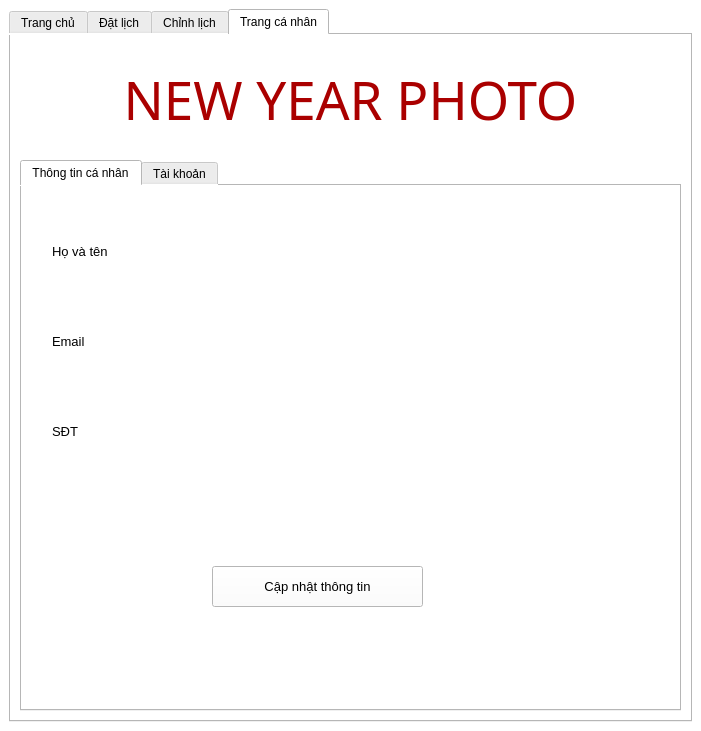
huongntdk25411-dev/-N-KTLT, file ui/MainWindow.ui: the form before one commit.
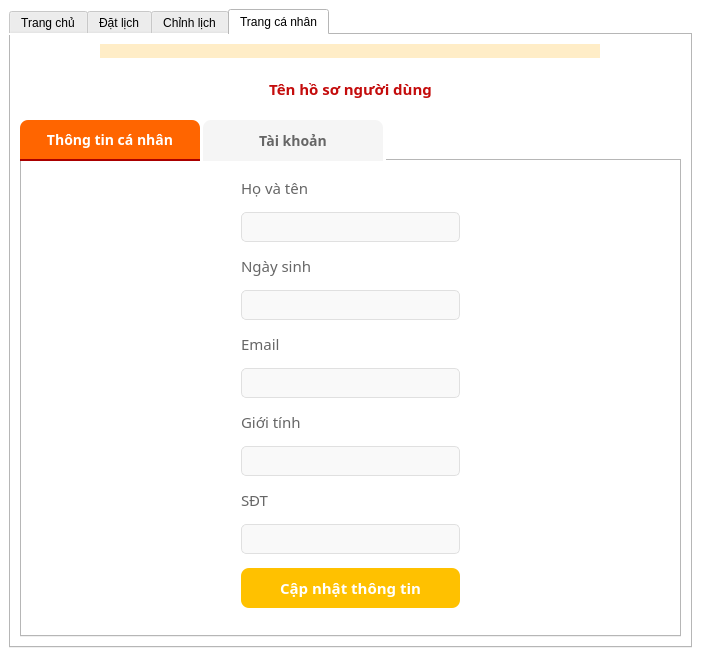
The form after the commit. Icons and pictures are not drawn.

```diff
--- a/ui/MainWindow.ui
+++ b/ui/MainWindow.ui
@@ -7,7 +7,7 @@
     <x>0</x>
     <y>0</y>
     <width>701</width>
-    <height>731</height>
+    <height>657</height>
    </rect>
   </property>
   <property name="minimumSize">
@@ -1022,20 +1022,63 @@
        <attribute name="title">
         <string>Trang cá nhân</string>
        </attribute>
-       <layout class="QVBoxLayout" name="verticalLayout_6" stretch="1,5">
+       <layout class="QVBoxLayout" name="verticalLayout_6">
         <item>
-         <widget class="QLabel" name="label">
+         <layout class="QHBoxLayout" name="horizontalLayout_7">
+          <item>
+           <widget class="QLabel" name="label">
+            <property name="maximumSize">
+             <size>
+              <width>500</width>
+              <height>100</height>
+             </size>
+            </property>
+            <property name="styleSheet">
+             <string notr="true">background-color: rgb(255, 237, 199);</string>
+            </property>
+            <property name="text">
+             <string/>
+            </property>
+            <property name="pixmap">
+             <pixmap>../images/user_account2.png</pixmap>
+            </property>
+            <property name="scaledContents">
+             <bool>true</bool>
+            </property>
+            <property name="alignment">
+             <set>Qt::AlignCenter</set>
+            </property>
+           </widget>
+          </item>
+         </layout>
+        </item>
+        <item>
+         <widget class="QLabel" name="labelUserName">
+          <property name="minimumSize">
+           <size>
+            <width>0</width>
+            <height>50</height>
+           </size>
+          </property>
+          <property name="maximumSize">
+           <size>
+            <width>16777215</width>
+            <height>50</height>
+           </size>
+          </property>
           <property name="font">
            <font>
-            <family>Bahnschrift</family>
-            <pointsize>40</pointsize>
+            <family>UTM Avo</family>
+            <pointsize>-1</pointsize>
+            <weight>75</weight>
+            <bold>true</bold>
            </font>
           </property>
           <property name="styleSheet">
-           <string notr="true">color: #aa0000;</string>
+           <string notr="true">color: #c40c0c; font-size: 15px;font-weight: bold; font-family: &quot;UTM Avo&quot;;</string>
           </property>
           <property name="text">
-           <string>NEW YEAR PHOTO</string>
+           <string>Tên hồ sơ người dùng</string>
           </property>
           <property name="alignment">
            <set>Qt::AlignCenter</set>
@@ -1044,9 +1087,35 @@
         </item>
         <item>
          <widget class="QTabWidget" name="tabAccount_2">
+          <property name="font">
+           <font>
+            <family>UTM Avo</family>
+            <pointsize>12</pointsize>
+            <weight>50</weight>
+            <bold>false</bold>
+           </font>
+          </property>
           <property name="styleSheet">
            <string notr="true">QTabWidget::tab-bar {
     alignment: center;
+}
+QTabBar::tab {
+    background-color: #f5f5f5;
+    color: #666666;
+    padding: 8px 15px;
+font-family: &quot;UTM Avo&quot;;
+    font-size: 14px;   
+    font-weight: bold;
+    border-top-left-radius: 8px;
+    border-top-right-radius: 8px;
+    margin-right: 3px;
+    min-height: 20px;  
+min-width: 150px
+}
+QTabBar::tab:selected {
+    background-color: #FF6500;
+    color: #ffffff;
+    border-bottom: 2px solid #aa0000;
 }</string>
           </property>
           <property name="currentIndex">
@@ -1056,135 +1125,347 @@
            <attribute name="title">
             <string>Thông tin cá nhân</string>
            </attribute>
-           <widget class="QLabel" name="label_2">
-            <property name="geometry">
-             <rect>
-              <x>30</x>
-              <y>50</y>
-              <width>91</width>
-              <height>31</height>
-             </rect>
-            </property>
-            <property name="font">
-             <font>
-              <pointsize>10</pointsize>
-             </font>
-            </property>
-            <property name="text">
-             <string>Họ và tên</string>
-            </property>
-           </widget>
-           <widget class="QLabel" name="label_3">
-            <property name="geometry">
-             <rect>
-              <x>30</x>
-              <y>140</y>
-              <width>91</width>
-              <height>31</height>
-             </rect>
-            </property>
-            <property name="font">
-             <font>
-              <pointsize>10</pointsize>
-             </font>
-            </property>
-            <property name="text">
-             <string>Email</string>
-            </property>
-           </widget>
-           <widget class="QLabel" name="label_4">
-            <property name="geometry">
-             <rect>
-              <x>30</x>
-              <y>230</y>
-              <width>91</width>
-              <height>31</height>
-             </rect>
-            </property>
-            <property name="font">
-             <font>
-              <pointsize>10</pointsize>
-             </font>
-            </property>
-            <property name="text">
-             <string>SĐT</string>
-            </property>
-           </widget>
-           <widget class="QPushButton" name="btnUpdate">
-            <property name="geometry">
-             <rect>
-              <x>190</x>
-              <y>380</y>
-              <width>211</width>
-              <height>41</height>
-             </rect>
-            </property>
-            <property name="font">
-             <font>
-              <pointsize>10</pointsize>
-             </font>
-            </property>
-            <property name="layoutDirection">
-             <enum>Qt::LeftToRight</enum>
-            </property>
-            <property name="text">
-             <string>Cập nhật thông tin</string>
-            </property>
-           </widget>
-           <widget class="QLabel" name="lblName">
-            <property name="geometry">
-             <rect>
-              <x>30</x>
-              <y>90</y>
-              <width>471</width>
-              <height>16</height>
-             </rect>
-            </property>
-            <property name="font">
-             <font>
-              <pointsize>10</pointsize>
-             </font>
-            </property>
-            <property name="text">
-             <string/>
-            </property>
-           </widget>
-           <widget class="QLabel" name="lblEmail">
-            <property name="geometry">
-             <rect>
-              <x>30</x>
-              <y>180</y>
-              <width>471</width>
-              <height>16</height>
-             </rect>
-            </property>
-            <property name="font">
-             <font>
-              <pointsize>10</pointsize>
-             </font>
-            </property>
-            <property name="text">
-             <string/>
-            </property>
-           </widget>
-           <widget class="QLabel" name="lblPhone">
-            <property name="geometry">
-             <rect>
-              <x>30</x>
-              <y>270</y>
-              <width>471</width>
-              <height>16</height>
-             </rect>
-            </property>
-            <property name="font">
-             <font>
-              <pointsize>10</pointsize>
-             </font>
-            </property>
-            <property name="text">
-             <string/>
-            </property>
-           </widget>
+           <layout class="QHBoxLayout" name="horizontalLayout_4">
+            <item>
+             <spacer name="horizontalSpacer">
+              <property name="orientation">
+               <enum>Qt::Horizontal</enum>
+              </property>
+              <property name="sizeType">
+               <enum>QSizePolicy::Fixed</enum>
+              </property>
+              <property name="sizeHint" stdset="0">
+               <size>
+                <width>210</width>
+                <height>20</height>
+               </size>
+              </property>
+             </spacer>
+            </item>
+            <item>
+             <layout class="QVBoxLayout" name="verticalLayout_7">
+              <item>
+               <widget class="QLabel" name="label_2">
+                <property name="maximumSize">
+                 <size>
+                  <width>16777215</width>
+                  <height>20</height>
+                 </size>
+                </property>
+                <property name="font">
+                 <font>
+                  <family>UTM Avo</family>
+                  <pointsize>11</pointsize>
+                 </font>
+                </property>
+                <property name="styleSheet">
+                 <string notr="true">color: #666666;font-size: 12</string>
+                </property>
+                <property name="text">
+                 <string>Họ và tên</string>
+                </property>
+               </widget>
+              </item>
+              <item>
+               <widget class="QLabel" name="lblName">
+                <property name="minimumSize">
+                 <size>
+                  <width>0</width>
+                  <height>30</height>
+                 </size>
+                </property>
+                <property name="maximumSize">
+                 <size>
+                  <width>16777215</width>
+                  <height>30</height>
+                 </size>
+                </property>
+                <property name="font">
+                 <font>
+                  <family>UTM Avo</family>
+                  <pointsize>-1</pointsize>
+                  <weight>50</weight>
+                  <bold>false</bold>
+                 </font>
+                </property>
+                <property name="styleSheet">
+                 <string notr="true">color: #222222;font-size: 14px;font-weight: normal;background-color: #f9f9f9;border: 1px solid #e0e0e0; border-radius: 5px;padding: 5px 10px;font-family: &quot;UTM Avo&quot;;</string>
+                </property>
+                <property name="text">
+                 <string/>
+                </property>
+               </widget>
+              </item>
+              <item>
+               <widget class="QLabel" name="label_6">
+                <property name="maximumSize">
+                 <size>
+                  <width>16777215</width>
+                  <height>20</height>
+                 </size>
+                </property>
+                <property name="font">
+                 <font>
+                  <family>UTM Avo</family>
+                  <pointsize>11</pointsize>
+                 </font>
+                </property>
+                <property name="styleSheet">
+                 <string notr="true">color: #666666;font-size: 12</string>
+                </property>
+                <property name="text">
+                 <string>Ngày sinh</string>
+                </property>
+               </widget>
+              </item>
+              <item>
+               <widget class="QLabel" name="lblDOB">
+                <property name="minimumSize">
+                 <size>
+                  <width>0</width>
+                  <height>30</height>
+                 </size>
+                </property>
+                <property name="maximumSize">
+                 <size>
+                  <width>16777215</width>
+                  <height>30</height>
+                 </size>
+                </property>
+                <property name="font">
+                 <font>
+                  <family>UTM Avo</family>
+                  <pointsize>-1</pointsize>
+                  <weight>50</weight>
+                  <bold>false</bold>
+                 </font>
+                </property>
+                <property name="styleSheet">
+                 <string notr="true">color: #222222;font-size: 14px;font-weight: normal;background-color: #f9f9f9;border: 1px solid #e0e0e0; border-radius: 5px;padding: 5px 10px;font-family: &quot;UTM Avo&quot;;</string>
+                </property>
+                <property name="text">
+                 <string/>
+                </property>
+               </widget>
+              </item>
+              <item>
+               <widget class="QLabel" name="label_3">
+                <property name="maximumSize">
+                 <size>
+                  <width>16777215</width>
+                  <height>20</height>
+                 </size>
+                </property>
+                <property name="font">
+                 <font>
+                  <family>UTM Avo</family>
+                  <pointsize>11</pointsize>
+                 </font>
+                </property>
+                <property name="styleSheet">
+                 <string notr="true">color: #666666;font-size: 12</string>
+                </property>
+                <property name="text">
+                 <string>Email</string>
+                </property>
+               </widget>
+              </item>
+              <item>
+               <widget class="QLabel" name="lblEmail">
+                <property name="minimumSize">
+                 <size>
+                  <width>0</width>
+                  <height>30</height>
+                 </size>
+                </property>
+                <property name="maximumSize">
+                 <size>
+                  <width>16777215</width>
+                  <height>30</height>
+                 </size>
+                </property>
+                <property name="font">
+                 <font>
+                  <family>UTM Avo</family>
+                  <pointsize>-1</pointsize>
+                  <weight>50</weight>
+                  <bold>false</bold>
+                 </font>
+                </property>
+                <property name="styleSheet">
+                 <string notr="true">color: #222222;font-size: 14px;font-weight: normal;background-color: #f9f9f9;border: 1px solid #e0e0e0; border-radius: 5px;padding: 5px 10px;font-family: &quot;UTM Avo&quot;;</string>
+                </property>
+                <property name="text">
+                 <string/>
+                </property>
+               </widget>
+              </item>
+              <item>
+               <widget class="QLabel" name="label_8">
+                <property name="maximumSize">
+                 <size>
+                  <width>16777215</width>
+                  <height>20</height>
+                 </size>
+                </property>
+                <property name="font">
+                 <font>
+                  <family>UTM Avo</family>
+                  <pointsize>11</pointsize>
+                 </font>
+                </property>
+                <property name="styleSheet">
+                 <string notr="true">color: #666666;font-size: 12</string>
+                </property>
+                <property name="text">
+                 <string>Giới tính</string>
+                </property>
+               </widget>
+              </item>
+              <item>
+               <widget class="QLabel" name="lblGender">
+                <property name="minimumSize">
+                 <size>
+                  <width>0</width>
+                  <height>30</height>
+                 </size>
+                </property>
+                <property name="maximumSize">
+                 <size>
+                  <width>16777215</width>
+                  <height>30</height>
+                 </size>
+                </property>
+                <property name="font">
+                 <font>
+                  <family>UTM Avo</family>
+                  <pointsize>-1</pointsize>
+                  <weight>50</weight>
+                  <bold>false</bold>
+                 </font>
+                </property>
+                <property name="styleSheet">
+                 <string notr="true">color: #222222;font-size: 14px;font-weight: normal;background-color: #f9f9f9;border: 1px solid #e0e0e0; border-radius: 5px;padding: 5px 10px;font-family: &quot;UTM Avo&quot;;</string>
+                </property>
+                <property name="text">
+                 <string/>
+                </property>
+               </widget>
+              </item>
+              <item>
+               <widget class="QLabel" name="label_4">
+                <property name="maximumSize">
+                 <size>
+                  <width>16777215</width>
+                  <height>20</height>
+                 </size>
+                </property>
+                <property name="font">
+                 <font>
+                  <family>UTM Avo</family>
+                  <pointsize>11</pointsize>
+                 </font>
+                </property>
+                <property name="styleSheet">
+                 <string notr="true">color: #666666;font-size: 12</string>
+                </property>
+                <property name="text">
+                 <string>SĐT</string>
+                </property>
+               </widget>
+              </item>
+              <item>
+               <widget class="QLabel" name="lblPhone">
+                <property name="minimumSize">
+                 <size>
+                  <width>0</width>
+                  <height>30</height>
+                 </size>
+                </property>
+                <property name="maximumSize">
+                 <size>
+                  <width>16777215</width>
+                  <height>30</height>
+                 </size>
+                </property>
+                <property name="font">
+                 <font>
+                  <family>UTM Avo</family>
+                  <pointsize>-1</pointsize>
+                  <weight>50</weight>
+                  <bold>false</bold>
+                 </font>
+                </property>
+                <property name="styleSheet">
+                 <string notr="true">color: #222222;font-size: 14px;font-weight: normal;background-color: #f9f9f9;border: 1px solid #e0e0e0; border-radius: 5px;padding: 5px 10px;font-family: &quot;UTM Avo&quot;;</string>
+                </property>
+                <property name="text">
+                 <string/>
+                </property>
+               </widget>
+              </item>
+              <item>
+               <widget class="QPushButton" name="btnUpdate">
+                <property name="minimumSize">
+                 <size>
+                  <width>200</width>
+                  <height>40</height>
+                 </size>
+                </property>
+                <property name="maximumSize">
+                 <size>
+                  <width>300</width>
+                  <height>40</height>
+                 </size>
+                </property>
+                <property name="font">
+                 <font>
+                  <family>UTM Avo</family>
+                  <pointsize>-1</pointsize>
+                  <weight>75</weight>
+                  <bold>true</bold>
+                 </font>
+                </property>
+                <property name="layoutDirection">
+                 <enum>Qt::LeftToRight</enum>
+                </property>
+                <property name="styleSheet">
+                 <string notr="true">background-color:#ffc100;color: white;border-radius: 8px;padding: 10px 15px;font-size: 15px;font-weight: bold;font-family:&quot;UTM Avo&quot;;</string>
+                </property>
+                <property name="text">
+                 <string>Cập nhật thông tin</string>
+                </property>
+                <property name="icon">
+                 <iconset>
+                  <normaloff>../images/ic_update.png</normaloff>../images/ic_update.png</iconset>
+                </property>
+                <property name="iconSize">
+                 <size>
+                  <width>18</width>
+                  <height>16</height>
+                 </size>
+                </property>
+               </widget>
+              </item>
+             </layout>
+            </item>
+            <item>
+             <spacer name="horizontalSpacer_2">
+              <property name="orientation">
+               <enum>Qt::Horizontal</enum>
+              </property>
+              <property name="sizeType">
+               <enum>QSizePolicy::Fixed</enum>
+              </property>
+              <property name="sizeHint" stdset="0">
+               <size>
+                <width>210</width>
+                <height>20</height>
+               </size>
+              </property>
+             </spacer>
+            </item>
+           </layout>
           </widget>
           <widget class="QWidget" name="tab_2">
            <attribute name="title">
```
Left out of the diff: 180 changed lines with no effect on the pictures.
